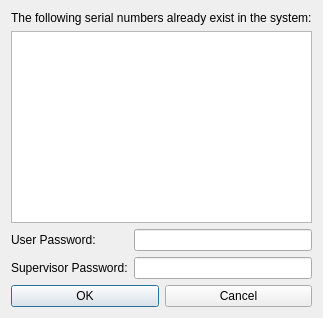
The window that RaspPiReader/qt/duplicate_password_dialog.ui (ayroop/RaspPiReader) describes before a commit, drawn with Qt 5.
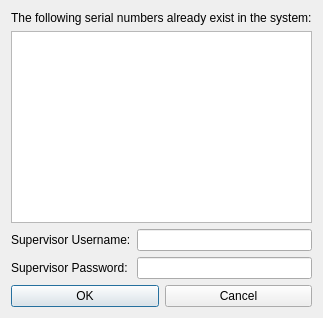
The same window after the commit.

```diff
--- a/RaspPiReader/qt/duplicate_password_dialog.ui
+++ b/RaspPiReader/qt/duplicate_password_dialog.ui
@@ -21,16 +21,12 @@
       <item row="0" column="0">
         <widget class="QLabel" name="userLabel">
           <property name="text">
-            <string>User Password:</string>
+            <string>Supervisor Username:</string>
           </property>
         </widget>
       </item>
       <item row="0" column="1">
-        <widget class="QLineEdit" name="userPasswordLineEdit">
-          <property name="echoMode">
-            <enum>QLineEdit::Password</enum>
-          </property>
-        </widget>
+        <widget class="QLineEdit" name="supervisorUsernameLineEdit"/>
       </item>
       <item row="1" column="0">
         <widget class="QLabel" name="supervisorLabel">
```
Left out of the diff: 4 changed lines with no effect on the pictures. Lines whose indentation alone changed are shown as unchanged.
